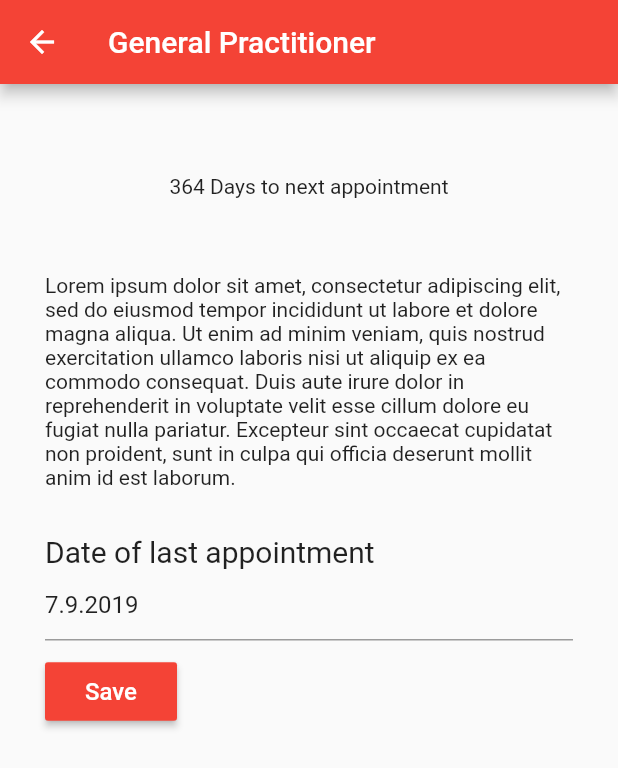
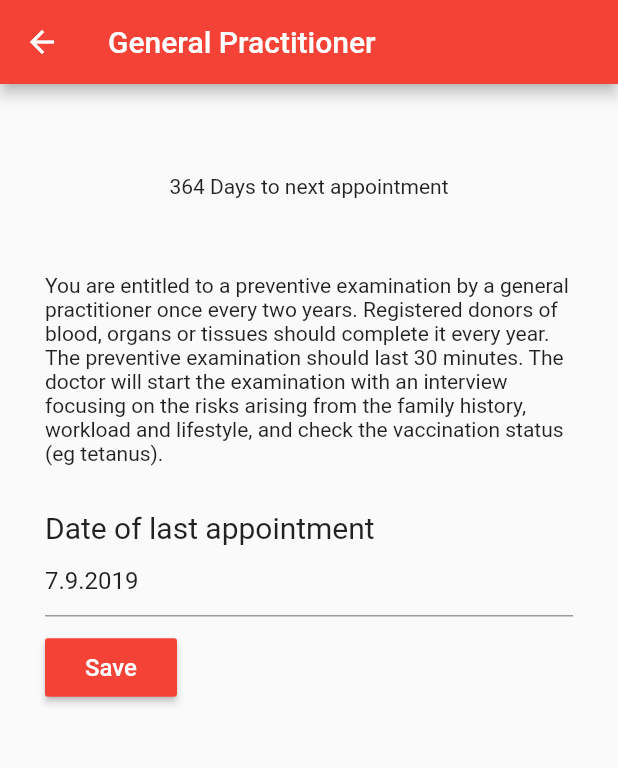
Before and after one commit to DanielBreiner/doccheck, a Flutter app: the screen it shows after launch, after a tap on "General Practitioner", on a phone screen of 412 x 824 dp. Shown: the top 768 px of the screen. Run offline on Flutter 3.47's test engine with Material 2 defaults, Android fonts, the phone set to English and light mode, and no system bars; our stand-ins replace firebase_messaging; accounts and stored records are empty.

Commit message:
doctors description

```diff
--- a/doccheck/lib/data.dart
+++ b/doccheck/lib/data.dart
@@ -20,7 +20,7 @@ abstract class Doctor {
 class DoctorGp extends Doctor {
   DoctorGp()
       : super("General Practitioner",
-            "Lorem ipsum dolor sit amet, consectetur adipiscing elit, sed do eiusmod tempor incididunt ut labore et dolore magna aliqua. Ut enim ad minim veniam, quis nostrud exercitation ullamco laboris nisi ut aliquip ex ea commodo consequat. Duis aute irure dolor in reprehenderit in voluptate velit esse cillum dolore eu fugiat nulla pariatur. Excepteur sint occaecat cupidatat non proident, sunt in culpa qui officia deserunt mollit anim id est laborum.");
+            "You are entitled to a preventive examination by a general practitioner once every two years. Registered donors of blood, organs or tissues should complete it every year. The preventive examination should last 30 minutes. The doctor will start the examination with an interview focusing on the risks arising from the family history, workload and lifestyle, and check the vaccination status (eg tetanus).");
 
   bool ignore(UserData data) {
     return false;
@@ -34,7 +34,7 @@ class DoctorGp extends Doctor {
 class DoctorGynecologist extends Doctor {
   DoctorGynecologist()
       : super("Gynecologist",
-            "Lorem ipsum dolor sit amet, consectetur adipiscing elit, sed do eiusmod tempor incididunt ut labore et dolore magna aliqua. Ut enim ad minim veniam, quis nostrud exercitation ullamco laboris nisi ut aliquip ex ea commodo consequat. Duis aute irure dolor in reprehenderit in voluptate velit esse cillum dolore eu fugiat nulla pariatur. Excepteur sint occaecat cupidatat non proident, sunt in culpa qui officia deserunt mollit anim id est laborum.");
+            "The first preventive examination in a gynecological outpatient clinic awaits women after the age of eighteen. They then go to the doctor for a regular examination every year. During the examination, the doctor thoroughly examines the patient's medical history, provides her with expert advice on contraception, hormone replacement therapy, prevention of sexually transmitted diseases and instructions on the increased risk of gynecological malignancies with a positive family history and the presence of other risk factors in women.");
 
   bool ignore(UserData data) {
     return data.gender == Gender.male;
@@ -48,7 +48,7 @@ class DoctorGynecologist extends Doctor {
 class DoctorUrologist extends Doctor {
   DoctorUrologist()
       : super("Urologist",
-            "Lorem ipsum dolor sit amet, consectetur adipiscing elit, sed do eiusmod tempor incididunt ut labore et dolore magna aliqua. Ut enim ad minim veniam, quis nostrud exercitation ullamco laboris nisi ut aliquip ex ea commodo consequat. Duis aute irure dolor in reprehenderit in voluptate velit esse cillum dolore eu fugiat nulla pariatur. Excepteur sint occaecat cupidatat non proident, sunt in culpa qui officia deserunt mollit anim id est laborum.");
+            "The preventive examination at the urologist concerns only men. It focuses on the search for oncological diseases of the male genitals and prostate.During the preventive examination, blood is collected for laboratory examination of prostate specific antigen and creatinine, and urine and urinary sediment are chemically examined. The examination is performed on men from the age of 50 or on men from the age of 40 if they have a prostate cancer disease in their first-degree kinship.");
 
   bool ignore(UserData data) {
     return DateTime.now().year - data.birthDate.year < 50 ||
@@ -63,7 +63,7 @@ class DoctorUrologist extends Doctor {
 class DoctorGastro extends Doctor {
   DoctorGastro()
       : super("Gastroentrerererer",
-            "Lorem ipsum dolor sit amet, consectetur adipiscing elit, sed do eiusmod tempor incididunt ut labore et dolore magna aliqua. Ut enim ad minim veniam, quis nostrud exercitation ullamco laboris nisi ut aliquip ex ea commodo consequat. Duis aute irure dolor in reprehenderit in voluptate velit esse cillum dolore eu fugiat nulla pariatur. Excepteur sint occaecat cupidatat non proident, sunt in culpa qui officia deserunt mollit anim id est laborum.");
+            "Preventive examination in a gastroenterological outpatient clinic is extremely important. It is an examination of the rectum and colon with a colonoscope, which can detect pre-cancerous stages of colorectal cancer and save your life. The examination is aimed at finding polyps and early stages of colorectal cancer. During a colonoscopy examination for a tumor or polyp, a tissue sample is taken from its surface and sent for histological examination and, if possible, the polyp is endoscopically removed.");
 
   bool ignore(UserData data) {
     return false;
@@ -77,7 +77,7 @@ class DoctorGastro extends Doctor {
 class DoctorDentist extends Doctor {
   DoctorDentist()
       : super("Dent",
-            "Lorem ipsum dolor sit amet, consectetur adipiscing elit, sed do eiusmod tempor incididunt ut labore et dolore magna aliqua. Ut enim ad minim veniam, quis nostrud exercitation ullamco laboris nisi ut aliquip ex ea commodo consequat. Duis aute irure dolor in reprehenderit in voluptate velit esse cillum dolore eu fugiat nulla pariatur. Excepteur sint occaecat cupidatat non proident, sunt in culpa qui officia deserunt mollit anim id est laborum.");
+            "An adult is entitled to a preventive check-up at the dentist once a year. Pregnant women should undergo the examination twice during the same pregnancy, at the beginning of the first and at the beginning of the third trimester. Do not postpone a preventive visit to the dental clinic. Dental caries treatment is fully reimbursed from public health insurance only if the insured person was on a preventive check-up at the dentist in the previous calendar year.");
 
   bool ignore(UserData data) {
     return false;
```
